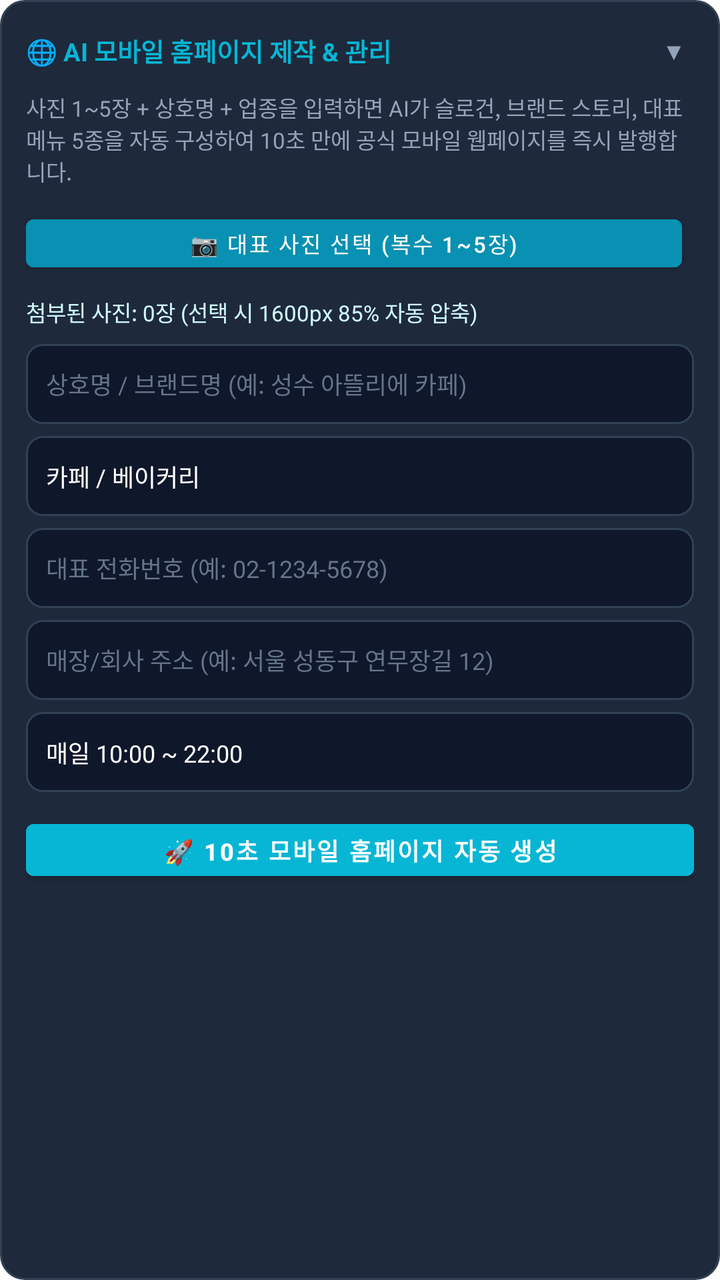
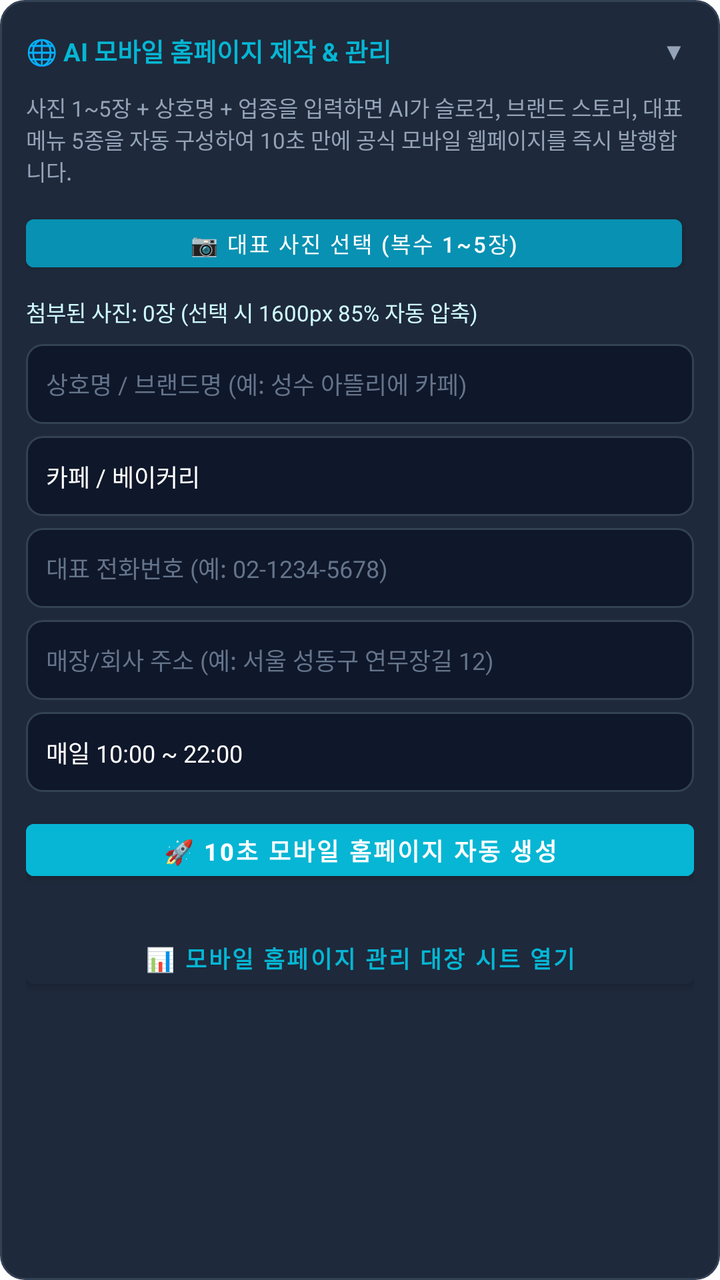

Screens rendered from an Android XML layout before and after an edit, with the pre-edit source and the edit as a unified diff.
<!-- AndroidManifest.xml: application theme Theme.SheetBotDepositAgent -->
<!-- res/layout/card_mobile_site.xml -->
<?xml version="1.0" encoding="utf-8"?>
<LinearLayout xmlns:android="http://schemas.android.com/apk/res/android"
    xmlns:tools="http://schemas.android.com/tools"
                android:layout_width="match_parent"
            android:layout_height="wrap_content"
            android:orientation="vertical"
            android:background="@drawable/bg_card_scenario"
            android:padding="13dp"
            android:layout_marginBottom="12dp">

            <LinearLayout
                android:id="@+id/layoutSiteHeader"
                android:layout_width="match_parent"
                android:layout_height="wrap_content"
                android:orientation="horizontal"
                android:gravity="center_vertical"
                android:layout_marginBottom="8dp"
                android:clickable="true"
                android:focusable="true">

                <TextView
                    android:layout_width="0dp"
                    android:layout_height="wrap_content"
                    android:layout_weight="1"
                    android:text="🌐 AI 모바일 홈페이지 제작 &amp; 관리"
                    android:textColor="#06B6D4"
                    android:textSize="12.5sp"
                    android:textStyle="bold" />

                <TextView
                    android:id="@+id/btnToggleSiteDetails"
                    android:layout_width="wrap_content"
                    android:layout_height="wrap_content"
                    android:text="▼"
                    android:textColor="#94A3B8"
                    android:textSize="12sp"
                    android:padding="4dp" />
            </LinearLayout>

            <TextView
                android:layout_width="match_parent"
                android:layout_height="wrap_content"
                android:text="사진 1~5장 + 상호명 + 업종을 입력하면 AI가 슬로건, 브랜드 스토리, 대표 메뉴 5종을 자동 구성하여 10초 만에 공식 모바일 웹페이지를 즉시 발행합니다."
                android:textColor="#94A3B8"
                android:textSize="11sp"
                android:layout_marginBottom="10dp" />

            <LinearLayout
                android:id="@+id/layoutSiteDetails"
                android:layout_width="match_parent"
                android:layout_height="wrap_content"
                android:orientation="vertical">

                
                <LinearLayout
                    android:layout_width="match_parent"
                    android:layout_height="wrap_content"
                    android:orientation="horizontal"
                    android:gravity="center_vertical"
                    android:layout_marginBottom="8dp">

                    <Button
                        android:id="@+id/btnSelectSiteImages"
                        android:layout_width="0dp"
                        android:layout_height="36dp"
                        android:layout_weight="1"
                        android:backgroundTint="#0891B2"
                        android:text="📷 대표 사진 선택 (복수 1~5장)"
                        android:textColor="#FFFFFF"
                        android:textSize="11sp"
                        android:layout_marginEnd="6dp" />

                    <Button
                        android:id="@+id/btnResetSiteImages"
                        android:layout_width="wrap_content"
                        android:layout_height="36dp"
                        android:backgroundTint="#475569"
                        android:text="초기화"
                        android:textColor="#E2E8F0"
                        android:textSize="11sp"
                        android:visibility="gone" />
                </LinearLayout>

                <TextView
                    android:id="@+id/tvSiteSelectedImagesCount"
                    android:layout_width="match_parent"
                    android:layout_height="wrap_content"
                    android:text="첨부된 사진: 0장 (선택 시 1600px 85% 자동 압축)"
                    android:textColor="#CFFAFE"
                    android:textSize="11sp"
                    android:layout_marginBottom="8dp" />

                
                <EditText
                    android:id="@+id/etSiteTitle"
                    android:layout_width="match_parent"
                    android:layout_height="40dp"
                    android:background="@drawable/bg_input_field"
                    android:hint="상호명 / 브랜드명 (예: 성수 아뜰리에 카페)"
                    android:textColor="#FFFFFF"
                    android:textColorHint="#64748B"
                    android:textSize="12sp"
                    android:paddingHorizontal="10dp"
                    android:layout_marginBottom="6dp" />

                
                <EditText
                    android:id="@+id/etSiteCategory"
                    android:layout_width="match_parent"
                    android:layout_height="40dp"
                    android:background="@drawable/bg_input_field"
                    android:hint="업종 (예: 디저트 베이커리 카페, 헤어살롱, 세무회계)"
                    android:text="카페 / 베이커리"
                    android:textColor="#FFFFFF"
                    android:textColorHint="#64748B"
                    android:textSize="12sp"
                    android:paddingHorizontal="10dp"
                    android:layout_marginBottom="6dp" />

                
                <EditText
                    android:id="@+id/etSitePhone"
                    android:layout_width="match_parent"
                    android:layout_height="40dp"
                    android:background="@drawable/bg_input_field"
                    android:hint="대표 전화번호 (예: 02-1234-5678)"
                    android:textColor="#FFFFFF"
                    android:textColorHint="#64748B"
                    android:textSize="12sp"
                    android:paddingHorizontal="10dp"
                    android:layout_marginBottom="6dp" />

                
                <EditText
                    android:id="@+id/etSiteAddress"
                    android:layout_width="match_parent"
                    android:layout_height="40dp"
                    android:background="@drawable/bg_input_field"
                    android:hint="매장/회사 주소 (예: 서울 성동구 연무장길 12)"
                    android:textColor="#FFFFFF"
                    android:textColorHint="#64748B"
                    android:textSize="12sp"
                    android:paddingHorizontal="10dp"
                    android:layout_marginBottom="6dp" />

                
                <EditText
                    android:id="@+id/etSiteHours"
                    android:layout_width="match_parent"
                    android:layout_height="40dp"
                    android:background="@drawable/bg_input_field"
                    android:hint="영업시간 (예: 매일 10:00 ~ 22:00 / 매주 월 휴무)"
                    android:text="매일 10:00 ~ 22:00"
                    android:textColor="#FFFFFF"
                    android:textColorHint="#64748B"
                    android:textSize="12sp"
                    android:paddingHorizontal="10dp"
                    android:layout_marginBottom="10dp" />

                
                <Button
                    android:id="@+id/btnStartSiteCreation"
                    android:layout_width="match_parent"
                    android:layout_height="38dp"
                    android:backgroundTint="#06B6D4"
                    android:text="🚀 10초 모바일 홈페이지 자동 생성"
                    android:textColor="#FFFFFF"
                    android:textSize="12sp"
                    android:textStyle="bold"
                    android:layout_marginBottom="8dp" />

                
                <ProgressBar
                    android:id="@+id/pbSiteLoading"
                    android:layout_width="wrap_content"
                    android:layout_height="wrap_content"
                    android:layout_gravity="center_horizontal"
                    android:indeterminateTint="#06B6D4"
                    android:visibility="gone" />

                <TextView
                    android:id="@+id/tvSiteStatus"
                    android:layout_width="match_parent"
                    android:layout_height="wrap_content"
                    android:gravity="center"
                    android:text="AI가 브랜드 스토리와 메뉴 구성을 기획하고 웹사이트를 발행 중입니다..."
                    android:textColor="#06B6D4"
                    android:textSize="11sp"
                    android:visibility="gone"
                    android:layout_marginBottom="8dp" />

                
                <LinearLayout
                    android:id="@+id/layoutSiteResultContainer"
                    android:layout_width="match_parent"
                    android:layout_height="wrap_content"
                    android:orientation="vertical"
                    android:background="#0C2533"
                    android:padding="10dp"
                    android:layout_marginTop="4dp"
                    android:visibility="gone">

                    <TextView
                        android:id="@+id/tvSiteResultTitle"
                        android:layout_width="match_parent"
                        android:layout_height="wrap_content"
                        android:text="완성된 상호명 &amp; 슬로건"
                        android:textColor="#67E8F9"
                        android:textSize="12sp"
                        android:textStyle="bold"
                        android:layout_marginBottom="4dp" />

                    <TextView
                        android:id="@+id/tvSiteResultUrl"
                        android:layout_width="match_parent"
                        android:layout_height="wrap_content"
                        android:text="https://sheetbot.cloud/site/..."
                        android:textColor="#E2E8F0"
                        android:textSize="11sp"
                        android:layout_marginBottom="8dp" />

                    <LinearLayout
                        android:layout_width="match_parent"
                        android:layout_height="wrap_content"
                        android:orientation="horizontal">

                        <Button
                            android:id="@+id/btnOpenMobileSite"
                            android:layout_width="0dp"
                            android:layout_height="34dp"
                            android:layout_weight="1"
                            android:backgroundTint="#0891B2"
                            android:text="🌐 모바일웹 열기"
                            android:textColor="#FFFFFF"
                            android:textSize="11sp"
                            android:layout_marginEnd="4dp" />

                        <Button
                            android:id="@+id/btnOpenSiteSheet"
                            android:layout_width="0dp"
                            android:layout_height="34dp"
                            android:layout_weight="1"
                            android:backgroundTint="#059669"
                            android:text="📊 대장 시트"
                            android:textColor="#FFFFFF"
                            android:textSize="11sp"
                            android:layout_marginEnd="4dp" />

                        <Button
                            android:id="@+id/btnShareMobileSite"
                            android:layout_width="0dp"
                            android:layout_height="34dp"
                            android:layout_weight="1"
                            android:backgroundTint="#4F46E5"
                            android:text="🔗 링크 공유"
                            android:textColor="#FFFFFF"
                            android:textSize="11sp" />
                    </LinearLayout>
                </LinearLayout>
            </LinearLayout>
        </LinearLayout>
<!-- resources referenced by this layout -->
<resources>
  <!-- drawable bg_card_scenario (drawable) -->
  <?xml version="1.0" encoding="utf-8"?>
  <shape xmlns:android="http://schemas.android.com/apk/res/android"
      android:shape="rectangle">
      <corners android:radius="12dp" />
      <solid android:color="#1E293B" />
      <stroke android:width="1dp" android:color="#334155" />
  </shape>
  <!-- drawable bg_input_field (drawable) -->
  <?xml version="1.0" encoding="utf-8"?>
  <shape xmlns:android="http://schemas.android.com/apk/res/android"
      android:shape="rectangle">
      <corners android:radius="8dp" />
      <solid android:color="#0F172A" />
      <stroke android:width="1dp" android:color="#334155" />
  </shape>
  <style name="Theme.SheetBotDepositAgent" parent="Theme.MaterialComponents.DayNight.NoActionBar">
          <item name="colorPrimary">@color/purple_500</item>
          <item name="colorPrimaryVariant">@color/purple_700</item>
          <item name="colorOnPrimary">@color/white</item>
          <item name="colorSecondary">@color/teal_200</item>
          <item name="colorSecondaryVariant">@color/teal_700</item>
          <item name="colorOnSecondary">@color/black</item>
          <item name="android:statusBarColor">#0F172A</item>
      </style>
  <color name="purple_500">#4F46E5</color>
  <color name="purple_700">#4338CA</color>
  <color name="white">#FFFFFFFF</color>
  <color name="teal_200">#10B981</color>
  <color name="teal_700">#059669</color>
  <color name="black">#000000</color>
</resources>

<!-- the commit's change to res/layout/card_mobile_site.xml (unified diff, before → after) -->
@@ -257,5 +257,17 @@
                             android:textSize="11sp" />
                     </LinearLayout>
                 </LinearLayout>
+
+                
+                <Button
+                    android:id="@+id/btnOpenSiteSheetAlways"
+                    android:layout_width="match_parent"
+                    android:layout_height="38dp"
+                    android:backgroundTint="#1E293B"
+                    android:text="📊 모바일 홈페이지 관리 대장 시트 열기"
+                    android:textColor="#06B6D4"
+                    android:textSize="11.5sp"
+                    android:textStyle="bold"
+                    android:layout_marginTop="8dp" />
             </LinearLayout>
         </LinearLayout>
